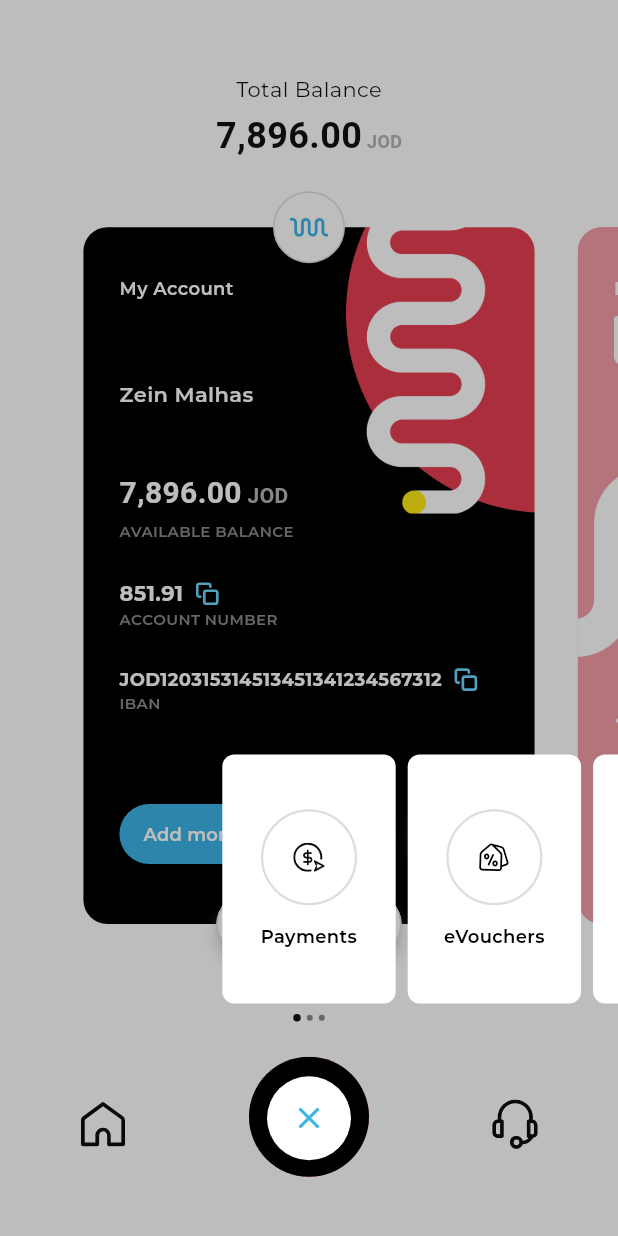
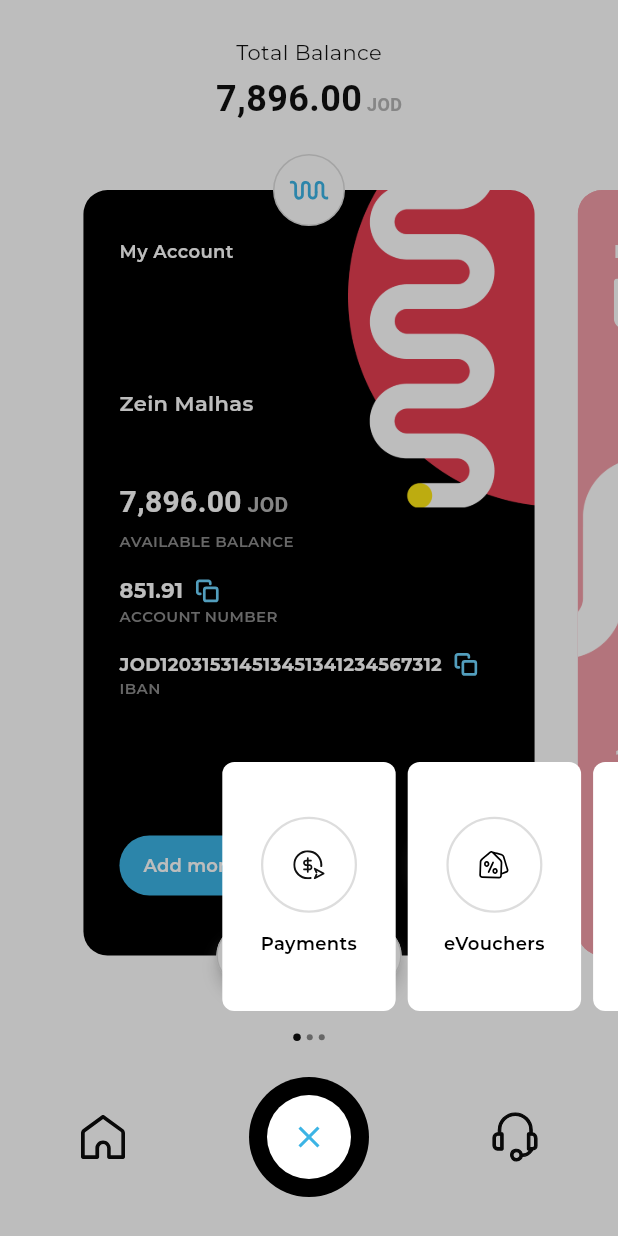
Before and after one commit to Hafizzudin789/Blink, a Flutter app: the screen it shows after launch, item 2 of the bottom bar chosen, on a phone screen of 412 x 824 dp. Run offline on Flutter 3.47's test engine with Material 2 defaults, Android fonts, the light colour scheme and no system bars; our stand-ins replace flutter_svg; missing offline and left inert: fading_edge_scrollview; project files that could hold a hidden picture were left out.

Commit message:
minor ui changes

```diff
--- a/lib/views/dashboard/dashboard_view.dart
+++ b/lib/views/dashboard/dashboard_view.dart
@@ -23,7 +23,6 @@ class _DashboardViewState extends State<DashboardView> with TickerProviderStateM
   List cards = [1,2,3]; ///Number of cards to horizontally scroll
 
   late PageController pageController;
-
 
 
   @override
@@ -104,7 +103,7 @@ class _DashboardViewState extends State<DashboardView> with TickerProviderStateM
                   color: context.read<DashboardViewModel>().settings
                       ? Colors.white
                       : Colors.transparent,
-                  margin: EdgeInsets.only(bottom: context.read<DashboardViewModel>().timelinePage?0:135),
+                  margin: EdgeInsets.only(bottom: context.read<DashboardViewModel>().timelinePage?0:130),
                   child: Column(
                     crossAxisAlignment: CrossAxisAlignment.stretch,
                     children: [
@@ -158,7 +157,7 @@ class _DashboardViewState extends State<DashboardView> with TickerProviderStateM
         },
         itemBuilder: (context, index) {
           return Padding(
-            padding: EdgeInsets.only(bottom: context.read<DashboardViewModel>().timelinePage?135:0),
+            padding: EdgeInsets.only(bottom: context.read<DashboardViewModel>().timelinePage?130:0),
             child: AnimatedBuilder(
               animation: context.read<DashboardViewModel>().translateSidewaysController,
               ///Tilted semicircle
@@ -219,7 +218,7 @@ class _DashboardViewState extends State<DashboardView> with TickerProviderStateM
     return AnimatedCrossFade(
       firstChild: const SizedBox(),
       secondChild: Padding(
-        padding: const EdgeInsets.only(top: 16.0, bottom: 8),
+        padding: const EdgeInsets.only(top: 8, bottom: 0),
         child: Row(
           mainAxisAlignment: MainAxisAlignment.center,
           children: [
@@ -256,7 +255,7 @@ Widget totalBalance() {
     builder: (context) {
       return Column(
         children: [
-          SizedBox(height: MediaQuery.of(context).size.height * 0.06),
+          SizedBox(height: MediaQuery.of(context).size.height * 0.03),
           const Text("Total Balance", style: TextStyle(fontSize: 14, fontWeight: FontWeight.w400, color: blackColor),),
           const SizedBox(height: 4),
           const Text.rich(
--- a/lib/views/dashboard/dashboard_view_model.dart
+++ b/lib/views/dashboard/dashboard_view_model.dart
@@ -52,8 +52,8 @@ class DashboardViewModel extends ChangeNotifier {
   }
 
 
+  double bottomNavbarHeight = 130;
 
-  double bottomNavbarHeight = 135;
   bool settings = false;
   showSettingPage(bool value) {
     if(value) {
@@ -63,7 +63,7 @@ class DashboardViewModel extends ChangeNotifier {
       },);
       animateForwardSettingsPage();
     } else {
-      bottomNavbarHeight = 135;
+      bottomNavbarHeight = 130;
       animateReverseSettingsPage();
     }
 
@@ -98,7 +98,7 @@ class DashboardViewModel extends ChangeNotifier {
       animateForwardTimelinePage();
     } else {
       Future.delayed(const Duration(milliseconds: 500), () {
-        bottomNavbarHeight = 135;
+        bottomNavbarHeight = 130;
         notifyListeners();
       },);
 
--- a/lib/views/dashboard/widgets/my_account_card.dart
+++ b/lib/views/dashboard/widgets/my_account_card.dart
@@ -58,7 +58,7 @@ class MyAccountCard extends StatelessWidget {
                       const SizedBox(height: 4),
                       const Text("AVAILABLE BALANCE", style: TextStyle(color: gray400Color, fontSize: 10, fontWeight: FontWeight.w600),),
 
-                      SizedBox(height: screenHeight*0.03),
+                      SizedBox(height: screenHeight*0.02),
 
                       const Row(
                         mainAxisSize: MainAxisSize.min,
@@ -70,7 +70,7 @@ class MyAccountCard extends StatelessWidget {
                       ),
                       const Text("ACCOUNT NUMBER", style: TextStyle(color: gray400Color, fontSize: 10, fontWeight: FontWeight.w600),),
 
-                      SizedBox(height: screenHeight*0.03),
+                      SizedBox(height: screenHeight*0.02),
 
                       const Row(
                         mainAxisSize: MainAxisSize.min,
--- a/lib/views/layout/layout_view.dart
+++ b/lib/views/layout/layout_view.dart
@@ -15,6 +15,7 @@ class LayoutView extends StatefulWidget {
 }
 
 class _LayoutViewState extends State<LayoutView> with SingleTickerProviderStateMixin{
+
 
   @override
   Widget build(BuildContext context) {
@@ -59,10 +60,7 @@ class _LayoutViewState extends State<LayoutView> with SingleTickerProviderStateM
                       items: [
                         const BottomNavigationBarItem(
                           label: "Home",
-                          icon: Padding(
-                            padding: EdgeInsets.only(bottom: 12.0),
-                            child: SVGImage(assetPath: "assets/icons/home.svg"),
-                          ),
+                          icon: SVGImage(assetPath: "assets/icons/home.svg"),
                         ),
                         BottomNavigationBarItem(
                           label: "Main",
@@ -72,7 +70,6 @@ class _LayoutViewState extends State<LayoutView> with SingleTickerProviderStateM
                               const SVGImage(assetPath: "assets/icons/mainButton.svg"),
                               context.watch<LayoutViewModel>().showMainMenu
                                     ? Container(
-                                        margin: const EdgeInsets.only(bottom: 20.0),
                                         padding: const EdgeInsets.all(16),
                                         decoration: const BoxDecoration(
                                           color: Colors.white,
@@ -87,10 +84,7 @@ class _LayoutViewState extends State<LayoutView> with SingleTickerProviderStateM
 
                         const BottomNavigationBarItem(
                           label: "Support",
-                          icon: Padding(
-                            padding: EdgeInsets.only(bottom: 12.0),
-                            child: SVGImage(assetPath: "assets/icons/headPhone.svg"),
-                          ),
+                          icon: SVGImage(assetPath: "assets/icons/headPhone.svg"),
                         )
                       ],
                     ),
--- a/lib/views/layout/main_menu_view.dart
+++ b/lib/views/layout/main_menu_view.dart
@@ -61,7 +61,7 @@ class _MainMenuViewState extends State<MainMenuView> {
   Widget build(BuildContext context) {
     return Container(
       color: Colors.black26,
-      margin: const EdgeInsets.only(bottom: 135),
+      margin: const EdgeInsets.only(bottom: 130),
       child: Align(
         alignment: Alignment.bottomCenter,
         child: SizedBox(
--- a/lib/views/settings_view.dart
+++ b/lib/views/settings_view.dart
@@ -18,7 +18,7 @@ class _SettingsViewState extends State<SettingsView> {
   Widget build(BuildContext context) {
     return Scaffold(
       body: Container(
-        margin: EdgeInsets.only(top: (MediaQuery.of(context).size.height * 0.3)-135),
+        margin: EdgeInsets.only(top: (MediaQuery.of(context).size.height * 0.3)-130),
         child: FadingEdgeScrollView.fromScrollView(
           shouldDisposeScrollController: true,
           gradientFractionOnStart: 0.35,
```
Also changed, not shown: assets/icons/mainButton.png (deleted), assets/icons/mainButton.svg.
